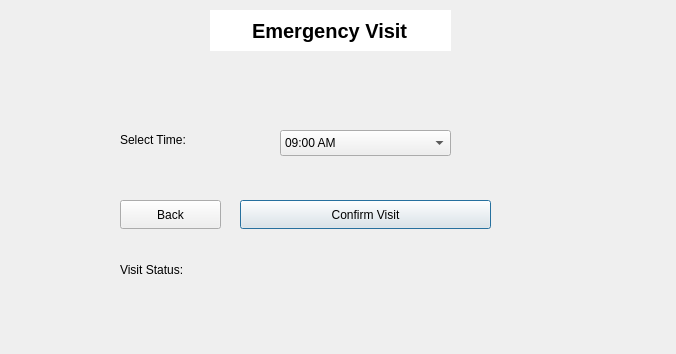
This is bookemergencyvisitwindow.ui in KirolousFouty/Hospital_Project as Qt 5 draws it before an edit. The edited form follows.
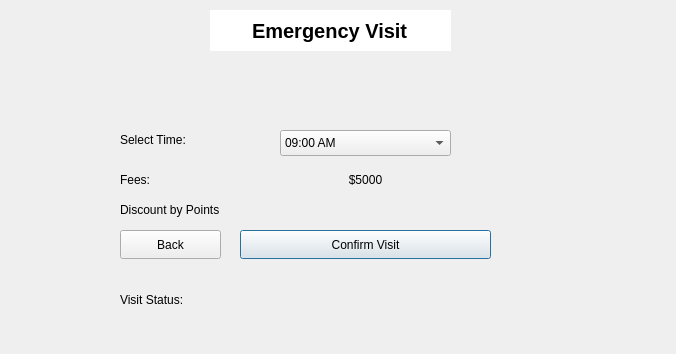
This is the edited form.

The edit to the form file:
```diff
--- a/bookemergencyvisitwindow.ui
+++ b/bookemergencyvisitwindow.ui
@@ -30,7 +30,7 @@
    <property name="geometry">
     <rect>
      <x>120</x>
-     <y>260</y>
+     <y>290</y>
      <width>451</width>
      <height>20</height>
     </rect>
@@ -116,7 +116,7 @@
    <property name="geometry">
     <rect>
      <x>240</x>
-     <y>200</y>
+     <y>230</y>
      <width>251</width>
      <height>29</height>
     </rect>
@@ -129,7 +129,7 @@
    <property name="geometry">
     <rect>
      <x>120</x>
-     <y>200</y>
+     <y>230</y>
      <width>101</width>
      <height>29</height>
     </rect>
@@ -138,6 +138,64 @@
     <string>Back</string>
    </property>
   </widget>
+  <widget class="QLabel" name="feesTitle">
+   <property name="geometry">
+    <rect>
+     <x>120</x>
+     <y>170</y>
+     <width>141</width>
+     <height>20</height>
+    </rect>
+   </property>
+   <property name="text">
+    <string>Fees:</string>
+   </property>
+  </widget>
+  <widget class="QLabel" name="feesDisplay">
+   <property name="geometry">
+    <rect>
+     <x>280</x>
+     <y>170</y>
+     <width>171</width>
+     <height>20</height>
+    </rect>
+   </property>
+   <property name="text">
+    <string>$5000</string>
+   </property>
+   <property name="alignment">
+    <set>Qt::AlignCenter</set>
+   </property>
+  </widget>
+  <widget class="QLabel" name="discountTitle">
+   <property name="geometry">
+    <rect>
+     <x>120</x>
+     <y>200</y>
+     <width>141</width>
+     <height>20</height>
+    </rect>
+   </property>
+   <property name="text">
+    <string>Discount by Points</string>
+   </property>
+  </widget>
+  <widget class="QLabel" name="discountDisplay">
+   <property name="geometry">
+    <rect>
+     <x>280</x>
+     <y>200</y>
+     <width>171</width>
+     <height>20</height>
+    </rect>
+   </property>
+   <property name="text">
+    <string/>
+   </property>
+   <property name="alignment">
+    <set>Qt::AlignCenter</set>
+   </property>
+  </widget>
  </widget>
  <resources/>
  <connections/>
```
